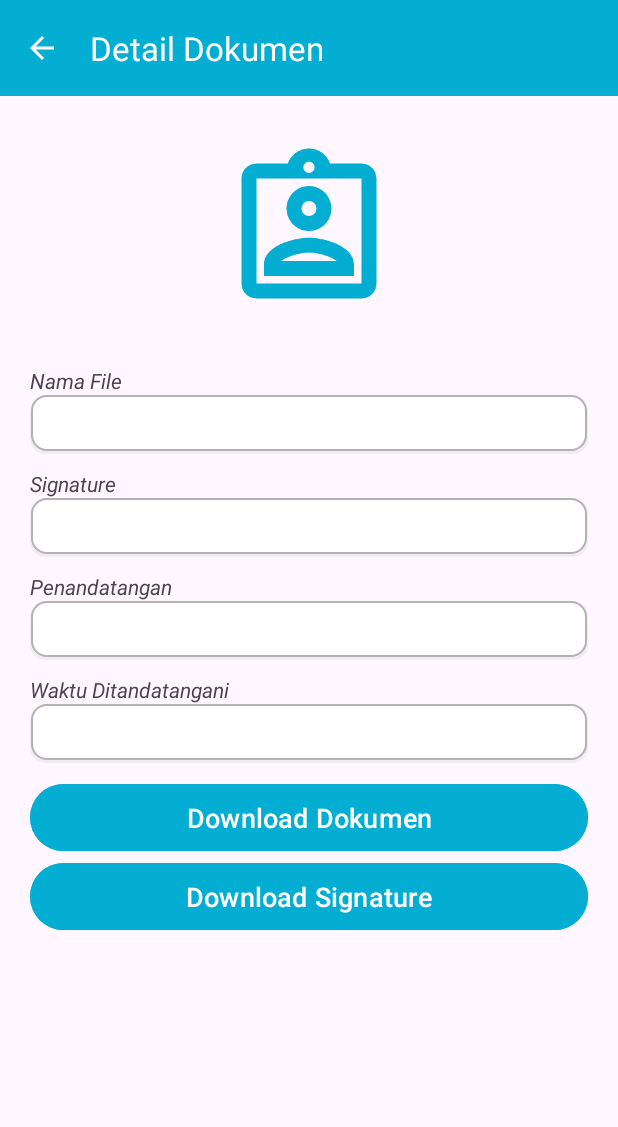
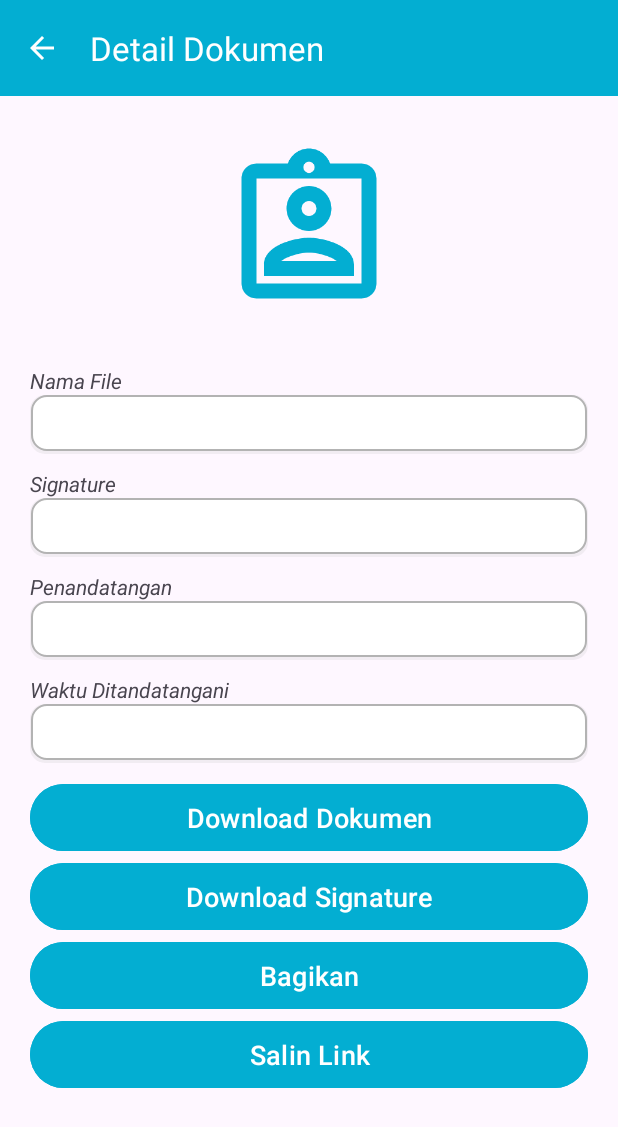
Before and after one commit to kickymaulana/tanda_tangan_digital_android, an Android app: the DokumenShow screen opened directly, with no data from a screen before it, on a phone screen of 412 x 824 dp. Shown: the top 1127 px of the screen. Run offline under Robolectric (Android 15) with nearby library versions, the phone set to English and light mode, and no system bars; our stand-ins replace CircleImageView; plain views replace SpinKitView.

Commit message:
tmbah fungsi bagikan dan salin link

```diff
--- a/app/src/main/java/com/kickymaulana/tandatangandigital/DokumenShow.java
+++ b/app/src/main/java/com/kickymaulana/tandatangandigital/DokumenShow.java
@@ -1,6 +1,8 @@
 package com.kickymaulana.tandatangandigital;
 
 import android.app.DownloadManager;
+import android.content.ClipData;
+import android.content.ClipboardManager;
 import android.content.Context;
 import android.content.Intent;
 import android.net.Uri;
@@ -9,6 +11,7 @@ import android.os.Environment;
 import android.view.MenuItem;
 import android.view.View;
 import android.widget.RelativeLayout;
+import android.widget.Toast;
 
 import androidx.activity.EdgeToEdge;
 import androidx.appcompat.app.AppCompatActivity;
@@ -25,6 +28,8 @@ public class DokumenShow extends AppCompatActivity {
 
     MaterialButton download_dokumen;
     MaterialButton download_signature;
+    MaterialButton bagikan;
+    MaterialButton salin_link;
     AppCompatTextView nama;
     AppCompatTextView dokumen;
     AppCompatTextView signature;
@@ -55,6 +60,8 @@ public class DokumenShow extends AppCompatActivity {
 
         download_dokumen = (MaterialButton) findViewById(R.id.download_dokumen);
         download_signature = (MaterialButton) findViewById(R.id.download_signature);
+        bagikan = (MaterialButton) findViewById(R.id.bagikan);
+        salin_link = (MaterialButton) findViewById(R.id.salin_link);
         nama = (AppCompatTextView) findViewById(R.id.nama);
         dokumen = (AppCompatTextView) findViewById(R.id.dokumen);
         signature = (AppCompatTextView) findViewById(R.id.signature);
@@ -96,6 +103,29 @@ public class DokumenShow extends AppCompatActivity {
                 startActivity(intent);
             }
         });
+
+        bagikan.setOnClickListener(new View.OnClickListener() {
+            @Override
+            public void onClick(View v) {
+                Intent wa = new Intent(Intent.ACTION_SEND);
+                wa.setType("text/plain");
+                wa.putExtra(Intent.EXTRA_TEXT, "Cek Tandatangan Ku Disini " + sessionManager.getServer() + "dokumen-dan-signature/" + intent.getStringExtra("id"));
+                startActivity(wa);
+            }
+        });
+
+        ClipboardManager clipboard = (ClipboardManager) getSystemService(Context.CLIPBOARD_SERVICE);
+        salin_link.setOnClickListener(new View.OnClickListener() {
+            @Override
+            public void onClick(View v) {
+
+                // Creates a new text clip to put on the clipboard.
+                ClipData clip = ClipData.newPlainText("Link Dokumen dan Signature",  sessionManager.getServer() + "dokumen-dan-signature/" + intent.getStringExtra("id"));
+                // Set the clipboard's primary clip.
+                clipboard.setPrimaryClip(clip);
+                Toast.makeText(DokumenShow.this,  clip.getItemAt(0).getText(), Toast.LENGTH_SHORT).show();
+            }
+        });
     }
 
     public boolean onOptionsItemSelected(MenuItem item) {
@@ -105,19 +135,4 @@ public class DokumenShow extends AppCompatActivity {
         }
         return super.onOptionsItemSelected(item);
     }
-
-    private void startDownload(String url) {
-        // Membuat request untuk download
-        DownloadManager.Request request = new DownloadManager.Request(Uri.parse(url));
-        request.setTitle("Mengunduh File .txt");
-        request.setDescription("Mengunduh file dari " + url);
-        request.setNotificationVisibility(DownloadManager.Request.VISIBILITY_VISIBLE_NOTIFY_COMPLETED);
-
-        // Tentukan lokasi penyimpanan file yang diunduh
-        request.setDestinationInExternalPublicDir(Environment.DIRECTORY_DOWNLOADS, "file.txt");
-
-        // Mendapatkan instance DownloadManager dan mulai unduhan
-        DownloadManager downloadManager = (DownloadManager) getSystemService(Context.DOWNLOAD_SERVICE);
-        downloadManager.enqueue(request);
-    }
 }
--- a/app/src/main/java/com/kickymaulana/tandatangandigital/adapter/DokumenAdapter.java
+++ b/app/src/main/java/com/kickymaulana/tandatangandigital/adapter/DokumenAdapter.java
@@ -47,6 +47,7 @@ public class DokumenAdapter extends RecyclerView.Adapter<DokumenAdapter.DokumenH
             @Override
             public void onClick(View v) {
                 Intent intent = new Intent(context, DokumenShow.class);
+                intent.putExtra("id", dokumenModelList.get(position).getId());
                 intent.putExtra("nama", dokumenModelList.get(position).getNama());
                 intent.putExtra("dokumen", dokumenModelList.get(position).getDokumen());
                 intent.putExtra("signature", dokumenModelList.get(position).getSignature());
--- a/app/src/main/res/layout/activity_dokumen_show.xml
+++ b/app/src/main/res/layout/activity_dokumen_show.xml
@@ -126,6 +126,30 @@
                     android:backgroundTint="@color/warna_aku"
                     android:textAllCaps="false"/>
 
+                <com.google.android.material.button.MaterialButton
+                    android:id="@+id/bagikan"
+                    android:text="Bagikan"
+                    android:layout_width="match_parent"
+                    android:layout_height="wrap_content"
+                    app:cornerRadius="50dp"
+                    app:iconGravity="textStart"
+                    android:padding="10dp"
+                    android:textSize="18sp"
+                    android:backgroundTint="@color/warna_aku"
+                    android:textAllCaps="false"/>
+
+                <com.google.android.material.button.MaterialButton
+                    android:id="@+id/salin_link"
+                    android:text="Salin Link"
+                    android:layout_width="match_parent"
+                    android:layout_height="wrap_content"
+                    app:cornerRadius="50dp"
+                    app:iconGravity="textStart"
+                    android:padding="10dp"
+                    android:textSize="18sp"
+                    android:backgroundTint="@color/warna_aku"
+                    android:textAllCaps="false"/>
+
 
             </androidx.appcompat.widget.LinearLayoutCompat>
 
```
